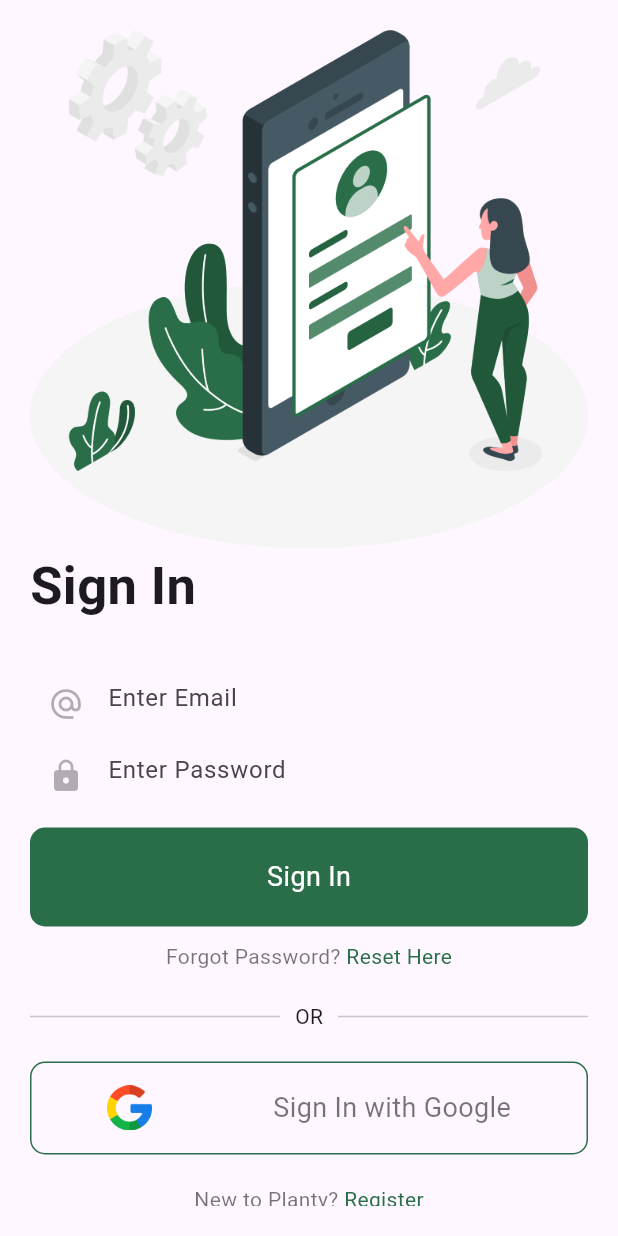
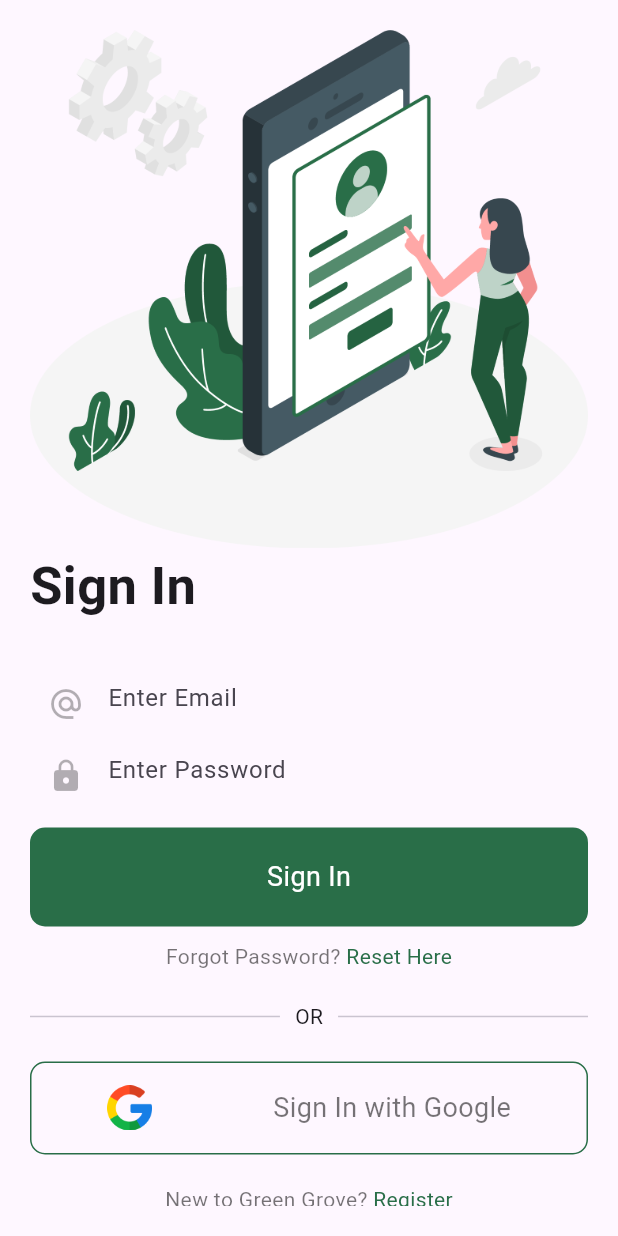
Before and after one commit to TheCodeGeek101/GreenGroveApp, a Flutter app: the SignIn screen opened directly, on a phone screen of 412 x 824 dp. Run offline on Flutter 3.47's test engine with Material 3 defaults, Android fonts, the phone set to English and light mode, and no system bars; our stand-ins replace animated_bottom_navigation_bar, flutter_advanced_drawer, page_transition.

```diff
--- a/lib/views/SignIn/SignIn.dart
+++ b/lib/views/SignIn/SignIn.dart
@@ -157,7 +157,7 @@ class SignIn extends StatelessWidget {
                   child: Text.rich(
                     TextSpan(children: [
                       TextSpan(
-                        text: 'New to Planty? ',
+                        text: 'New to Green Grove? ',
                         style: TextStyle(
                           color: Constants.blackColor,
                         ),
```
Also changed, not shown: lib/views/RootPage.dart (+11 -10 lines).
